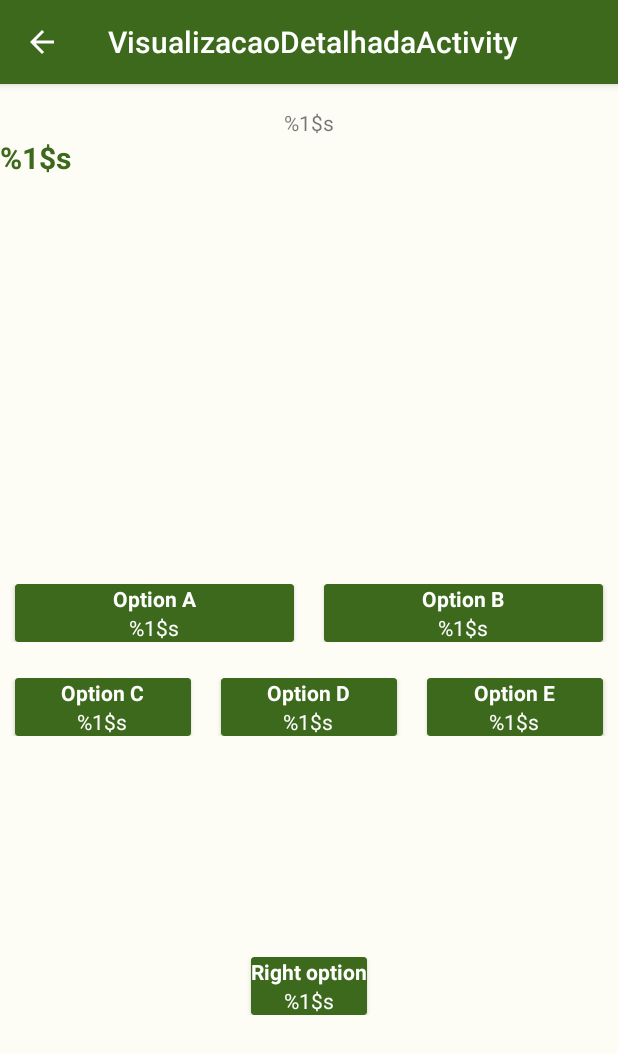
After one commit to AntoniaTurcatto/Espertalhao, an Android app: the VisualizacaoDetalhadaActivity screen opened directly, with no data from a screen before it, on a phone screen of 412 x 824 dp. The commit adds this screen. Shown: the top 1054 px of the screen. Run offline under Robolectric (Android 15) with nearby library versions, the phone set to English and light mode, and no system bars.

Commit message:
final commit

```diff
--- /dev/null
+++ b/app/src/main/java/com/example/espertalhao/VisualizacaoDetalhadaActivity.java
@@ -0,0 +1,63 @@
+package com.example.espertalhao;
+
+import android.content.Intent;
+import android.os.Bundle;
+
+import com.google.android.material.floatingactionbutton.FloatingActionButton;
+import com.google.android.material.snackbar.Snackbar;
+
+import androidx.appcompat.app.AppCompatActivity;
+import androidx.appcompat.widget.Toolbar;
+
+import android.view.View;
+import android.widget.TextView;
+
+public class VisualizacaoDetalhadaActivity extends AppCompatActivity {
+
+    TextView textViewConteudoVisualizacaoDetalhada, textViewPerguntaVisualizacaoDetalhada,
+            textViewOpcaoAVisualizacaoDetalhada,
+            textViewOpcaoBVisualizacaoDetalhada,
+            textViewOpcaoCVisualizacaoDetalhada,
+            textViewOpcaoDVisualizacaoDetalhada,
+            textViewOpcaoEVisualizacaoDetalhada,
+            textViewOpcaoCorretaVisualizacaoDetalhada;
+
+    android.content.res.Resources res;
+
+    @Override
+    protected void onCreate(Bundle savedInstanceState) {
+        super.onCreate(savedInstanceState);
+        setContentView(R.layout.activity_visualizacao_detalhada);
+        Toolbar toolbar = findViewById(R.id.toolbar);
+        setSupportActionBar(toolbar);
+        getSupportActionBar().setDisplayHomeAsUpEnabled(true);
+
+        textViewConteudoVisualizacaoDetalhada = findViewById(R.id.textViewConteudoVisualizacaoDetalhada);
+        textViewPerguntaVisualizacaoDetalhada = findViewById(R.id.textViewPerguntaVisualizacaoDetalhada);
+
+        textViewOpcaoAVisualizacaoDetalhada = findViewById(R.id.textViewOpcaoAVisualizacaoDetalhada);
+        textViewOpcaoBVisualizacaoDetalhada = findViewById(R.id.textViewOpcaoBVisualizacaoDetalhada);
+        textViewOpcaoCVisualizacaoDetalhada = findViewById(R.id.textViewOpcaoCVisualizacaoDetalhada);
+        textViewOpcaoDVisualizacaoDetalhada = findViewById(R.id.textViewOpcaoDVisualizacaoDetalhada);
+        textViewOpcaoEVisualizacaoDetalhada = findViewById(R.id.textViewOpcaoEVisualizacaoDetalhada);
+
+        textViewOpcaoCorretaVisualizacaoDetalhada = findViewById(R.id.textViewOpcaoCorretaVisualizacaoDetalhada);
+        res = getResources();
+
+        Intent it = getIntent();
+        if(it != null && it.hasExtra("pergunta")){
+            Pergunta pergunta = (Pergunta)it.getSerializableExtra("pergunta");
+            textViewConteudoVisualizacaoDetalhada.setText(res.getString(R.string.schoolSubjectCardView,pergunta.getConteudo().getNomeConteudo()));
+            textViewPerguntaVisualizacaoDetalhada.setText(res.getString(R.string.schoolSubjectCardView,pergunta.getEnunciado()));
+
+            textViewOpcaoAVisualizacaoDetalhada.setText(res.getString(R.string.schoolSubjectCardView,pergunta.getOpcaoA()));
+            textViewOpcaoBVisualizacaoDetalhada.setText(res.getString(R.string.schoolSubjectCardView,pergunta.getOpcaoB()));
+            textViewOpcaoCVisualizacaoDetalhada.setText(res.getString(R.string.schoolSubjectCardView,pergunta.getOpcaoC()));
+            textViewOpcaoDVisualizacaoDetalhada.setText(res.getString(R.string.schoolSubjectCardView,pergunta.getOpcaoD()));
+            textViewOpcaoEVisualizacaoDetalhada.setText(res.getString(R.string.schoolSubjectCardView,pergunta.getOpcaoE()));
+
+            textViewOpcaoCorretaVisualizacaoDetalhada.setText(res.getString(R.string.schoolSubjectCardView, pergunta.getOpcaoCorreta()));
+        }
+    }
+
+}
--- /dev/null
+++ b/app/src/main/res/drawable/ic_add_black_48dp.xml
@@ -0,0 +1,5 @@
+<vector android:height="48dp" android:tint="#FFFFFF"
+    android:viewportHeight="24.0" android:viewportWidth="24.0"
+    android:width="48dp" xmlns:android="http://schemas.android.com/apk/res/android">
+    <path android:fillColor="#FF000000" android:pathData="M19,13h-6v6h-2v-6H5v-2h6V5h2v6h6v2z"/>
+</vector>
--- /dev/null
+++ b/app/src/main/res/layout/activity_visualizacao_detalhada.xml
@@ -0,0 +1,25 @@
+<?xml version="1.0" encoding="utf-8"?>
+<androidx.coordinatorlayout.widget.CoordinatorLayout xmlns:android="http://schemas.android.com/apk/res/android"
+    xmlns:app="http://schemas.android.com/apk/res-auto"
+    xmlns:tools="http://schemas.android.com/tools"
+    android:layout_width="match_parent"
+    android:layout_height="match_parent"
+    tools:context=".VisualizacaoDetalhadaActivity">
+
+    <com.google.android.material.appbar.AppBarLayout
+        android:layout_width="match_parent"
+        android:layout_height="wrap_content"
+        android:theme="@style/AppTheme.AppBarOverlay">
+
+        <androidx.appcompat.widget.Toolbar
+            android:id="@+id/toolbar"
+            android:layout_width="match_parent"
+            android:layout_height="?attr/actionBarSize"
+            android:background="?attr/colorPrimary"
+            app:popupTheme="@style/AppTheme.PopupOverlay" />
+
+    </com.google.android.material.appbar.AppBarLayout>
+
+    <include layout="@layout/content_visualizacao_detalhada" />
+
+</androidx.coordinatorlayout.widget.CoordinatorLayout>
--- /dev/null
+++ b/app/src/main/res/layout/content_visualizacao_detalhada.xml
@@ -0,0 +1,262 @@
+<?xml version="1.0" encoding="utf-8"?>
+<androidx.constraintlayout.widget.ConstraintLayout xmlns:android="http://schemas.android.com/apk/res/android"
+    xmlns:app="http://schemas.android.com/apk/res-auto"
+    xmlns:tools="http://schemas.android.com/tools"
+    android:layout_width="match_parent"
+    android:layout_height="match_parent"
+    app:layout_behavior="@string/appbar_scrolling_view_behavior"
+    tools:context=".VisualizacaoDetalhadaActivity"
+    tools:showIn="@layout/activity_visualizacao_detalhada">
+
+    <TextView
+        android:id="@+id/textViewConteudoVisualizacaoDetalhada"
+        android:layout_width="match_parent"
+        android:layout_height="wrap_content"
+        android:paddingTop="16dp"
+        android:text="@string/schoolSubjectCardView"
+        android:textAlignment="center"
+        app:layout_constraintEnd_toEndOf="parent"
+        app:layout_constraintStart_toStartOf="parent"
+        app:layout_constraintTop_toTopOf="parent" />
+
+    <TextView
+        android:id="@+id/textViewPerguntaVisualizacaoDetalhada"
+        android:layout_width="match_parent"
+        android:layout_height="wrap_content"
+        android:text="@string/schoolSubjectCardView"
+        app:layout_constraintTop_toBottomOf="@+id/textViewConteudoVisualizacaoDetalhada"
+        android:textSize="20sp"
+        android:textColor="@color/md_theme_light_primary"
+        android:textStyle="bold"/>
+
+    <LinearLayout
+        android:layout_width="match_parent"
+        android:layout_height="wrap_content"
+        app:layout_constraintBottom_toTopOf="@id/linearlayout2"
+        app:layout_constraintEnd_toEndOf="parent"
+        app:layout_constraintStart_toStartOf="parent"
+        android:orientation="horizontal"
+        android:layout_marginBottom="24dp">
+
+        <androidx.cardview.widget.CardView
+            android:layout_width="0dp"
+            android:layout_weight="1"
+            android:layout_height="wrap_content"
+            android:backgroundTint="@color/md_theme_light_primary"
+            android:layout_marginStart="10dp"
+            android:layout_marginEnd="10dp">
+
+            <LinearLayout
+                android:layout_width="wrap_content"
+                android:layout_height="wrap_content"
+                android:orientation="vertical"
+                android:layout_gravity="center">
+
+                <TextView
+                    android:layout_width="wrap_content"
+                    android:layout_height="wrap_content"
+                    android:textColor="#FFF"
+                    android:textStyle="bold"
+                    android:text="@string/a"/>
+
+                <TextView
+                    android:id="@+id/textViewOpcaoAVisualizacaoDetalhada"
+                    android:layout_width="match_parent"
+                    android:layout_height="wrap_content"
+                    android:text="@string/schoolSubjectCardView"
+                    android:textColor="#FFF"
+                    android:textAlignment="center"/>
+
+            </LinearLayout>
+
+        </androidx.cardview.widget.CardView>
+
+        <androidx.cardview.widget.CardView
+            android:layout_width="0dp"
+            android:layout_weight="1"
+            android:layout_height="wrap_content"
+            android:backgroundTint="@color/md_theme_light_primary"
+            android:layout_marginStart="10dp"
+            android:layout_marginEnd="10dp">
+
+            <LinearLayout
+                android:layout_width="wrap_content"
+                android:layout_height="wrap_content"
+                android:orientation="vertical"
+                android:layout_gravity="center">
+
+                <TextView
+                    android:layout_width="wrap_content"
+                    android:layout_height="wrap_content"
+                    android:textColor="#FFF"
+                    android:textStyle="bold"
+                    android:text="@string/b"/>
+
+                <TextView
+                    android:id="@+id/textViewOpcaoBVisualizacaoDetalhada"
+                    android:layout_width="match_parent"
+                    android:layout_height="wrap_content"
+                    android:text="@string/schoolSubjectCardView"
+                    android:textColor="#FFF"
+                    android:textAlignment="center"/>
+
+            </LinearLayout>
+
+        </androidx.cardview.widget.CardView>
+
+    </LinearLayout>
+
+    <LinearLayout
+        android:id="@+id/linearlayout2"
+        android:layout_width="match_parent"
+        android:layout_height="wrap_content"
+        android:orientation="horizontal"
+        app:layout_constraintBottom_toBottomOf="parent"
+        app:layout_constraintEnd_toEndOf="parent"
+        app:layout_constraintStart_toStartOf="parent"
+        app:layout_constraintTop_toBottomOf="@+id/textViewPerguntaVisualizacaoDetalhada">
+
+        <androidx.cardview.widget.CardView
+            android:layout_width="0dp"
+            android:layout_height="wrap_content"
+            android:layout_marginStart="10dp"
+            android:layout_marginEnd="10dp"
+            android:layout_weight="1"
+            android:backgroundTint="@color/md_theme_light_primary">
+
+            <LinearLayout
+                android:layout_width="wrap_content"
+                android:layout_height="wrap_content"
+                android:layout_gravity="center"
+                android:orientation="vertical">
+
+                <TextView
+                    android:layout_width="wrap_content"
+                    android:layout_height="wrap_content"
+                    android:text="@string/c"
+                    android:textColor="#FFF"
+                    android:textStyle="bold" />
+
+                <TextView
+                    android:id="@+id/textViewOpcaoCVisualizacaoDetalhada"
+                    android:layout_width="match_parent"
+                    android:layout_height="wrap_content"
+                    android:text="@string/schoolSubjectCardView"
+                    android:textAlignment="center"
+                    android:textColor="#FFF" />
+
+            </LinearLayout>
+
+        </androidx.cardview.widget.CardView>
+
+        <androidx.cardview.widget.CardView
+            android:layout_width="0dp"
+            android:layout_height="wrap_content"
+            android:layout_marginStart="10dp"
+            android:layout_marginEnd="10dp"
+            android:layout_weight="1"
+            android:backgroundTint="@color/md_theme_light_primary">
+
+            <LinearLayout
+                android:layout_width="wrap_content"
+                android:layout_height="wrap_content"
+                android:layout_gravity="center"
+                android:orientation="vertical">
+
+                <TextView
+                    android:layout_width="wrap_content"
+                    android:layout_height="wrap_content"
+                    android:text="@string/d"
+                    android:textColor="#FFF"
+                    android:textStyle="bold" />
+
+                <TextView
+                    android:id="@+id/textViewOpcaoDVisualizacaoDetalhada"
+                    android:layout_width="match_parent"
+                    android:layout_height="wrap_content"
+                    android:text="@string/schoolSubjectCardView"
+                    android:textAlignment="center"
+                    android:textColor="#FFF" />
+
+            </LinearLayout>
+
+        </androidx.cardview.widget.CardView>
+
+        <androidx.cardview.widget.CardView
+            android:layout_width="0dp"
+            android:layout_height="wrap_content"
+            android:layout_marginStart="10dp"
+            android:layout_marginEnd="10dp"
+            android:layout_weight="1"
+            android:backgroundTint="@color/md_theme_light_primary">
+
+            <LinearLayout
+                android:layout_width="wrap_content"
+                android:layout_height="wrap_content"
+                android:layout_gravity="center"
+                android:orientation="vertical">
+
+                <TextView
+                    android:layout_width="wrap_content"
+                    android:layout_height="wrap_content"
+                    android:text="@string/e"
+                    android:textColor="#FFF"
+                    android:textStyle="bold" />
+
+                <TextView
+                    android:id="@+id/textViewOpcaoEVisualizacaoDetalhada"
+                    android:layout_width="match_parent"
+                    android:layout_height="wrap_content"
+                    android:text="@string/schoolSubjectCardView"
+                    android:textAlignment="center"
+                    android:textColor="#FFF" />
+
+            </LinearLayout>
+
+        </androidx.cardview.widget.CardView>
+
+    </LinearLayout>
+
+    <LinearLayout
+        android:gravity="center"
+        android:layout_width="match_parent"
+        android:layout_height="wrap_content"
+        app:layout_constraintBottom_toBottomOf="parent"
+        app:layout_constraintEnd_toEndOf="parent"
+        app:layout_constraintHorizontal_bias="0.0"
+        app:layout_constraintStart_toStartOf="parent"
+        app:layout_constraintTop_toBottomOf="@+id/linearlayout2">
+
+        <androidx.cardview.widget.CardView
+            android:padding="24dp"
+            android:layout_width="wrap_content"
+            android:layout_height="wrap_content"
+            android:backgroundTint="@color/md_theme_light_primary">
+
+            <LinearLayout
+                android:layout_width="wrap_content"
+                android:layout_height="wrap_content"
+                android:layout_gravity="center"
+                android:orientation="vertical">
+
+                <TextView
+                    android:layout_width="wrap_content"
+                    android:layout_height="wrap_content"
+                    android:text="@string/rightOption"
+                    android:textColor="#FFF"
+                    android:textStyle="bold" />
+
+                <TextView
+                    android:id="@+id/textViewOpcaoCorretaVisualizacaoDetalhada"
+                    android:layout_width="match_parent"
+                    android:layout_height="wrap_content"
+                    android:text="@string/schoolSubjectCardView"
+                    android:textAlignment="center"
+                    android:textColor="#FFF" />
+
+            </LinearLayout>
+
+        </androidx.cardview.widget.CardView>
+    </LinearLayout>
+
+</androidx.constraintlayout.widget.ConstraintLayout>
--- a/app/src/main/res/values/strings.xml
+++ b/app/src/main/res/values/strings.xml
@@ -27,9 +27,21 @@
     <string name="exactSciences">Exact Sciences</string>
     <string name="humanSciences">Human Sciences</string>
     <string name="languages">Languages</string>
+    <string name="error">Error</string>
 
     <string name="registerSuccess">The register of %1$s, of the type %2$d and id %3$d was successful!</string>
     <string name="registerQuestionSuccess">The register of the question %1$s was successful!</string>
     <string name="alert">Fill in all the fields!</string>
+    <string name="title_activity_visualiza_perguntas">VisualizaPerguntasActivity</string>
+
+    <!-- para o carview do recycler -->
+    <string name="schoolSubjectCardView">%1$s</string>
+    <string name="title_activity_visualizacao_detalhada">VisualizacaoDetalhadaActivity</string>
+
+    <string name="a">Option A</string>
+    <string name="b">Option B</string>
+    <string name="c">Option C</string>
+    <string name="d">Option D</string>
+    <string name="e">Option E</string>
 
 </resources>
```
Also changed, not shown: app/src/main/AndroidManifest.xml (+18 -0 lines), app/src/main/java/com/example/espertalhao/MainMenuActivity.java (+8 -0 lines), app/src/main/java/com/example/espertalhao/PerguntaAdapter.java (added, +93 -0 lines), app/src/main/java/com/example/espertalhao/VisualizaPerguntasActivity.java (added, +62 -0 lines), app/src/main/res/drawable/books_symbol.xml (added, +9 -0 lines), app/src/main/res/drawable/ic_sentiment_dissatisfied_white_24dp.xml (added, +7 -0 lines), app/src/main/res/drawable/language_symbol.xml (added, +9 -0 lines), app/src/main/res/drawable/mathematical_symbol.xml (added, +36 -0 lines), app/src/main/res/layout/activity_visualiza_perguntas.xml (added, +33 -0 lines), app/src/main/res/layout/content_visualiza_perguntas.xml (added, +17 -0 lines), app/src/main/res/layout/item_list_row.xml (added, +74 -0 lines), 1 other file.
